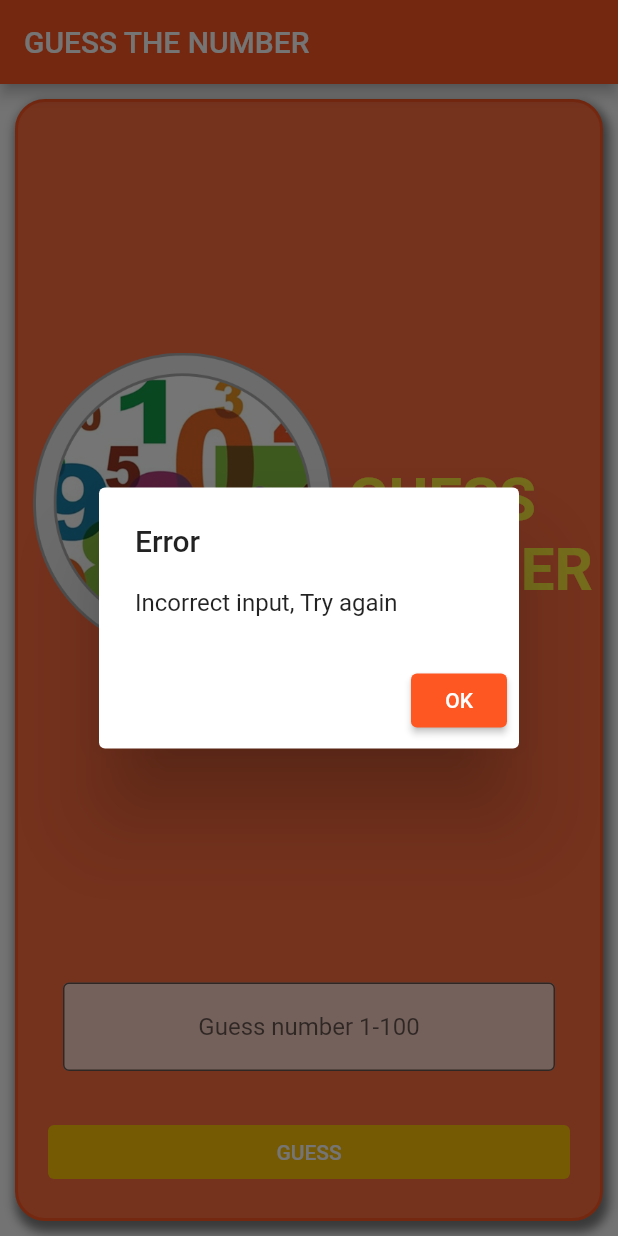
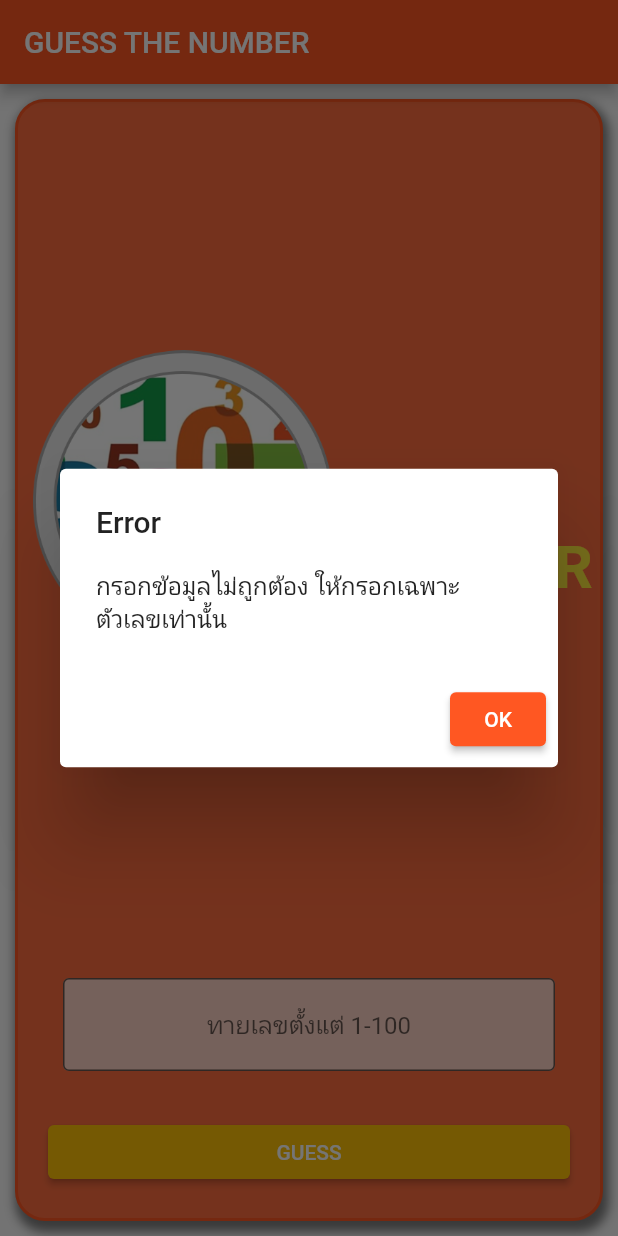
Before and after one commit to suriya686/guess_numberv2, a Flutter app: the screen it shows after launch, after a tap on "GUESS", on a phone screen of 412 x 824 dp. Run offline on Flutter 3.47's test engine with Material 2 defaults, Android fonts, the phone set to English and light mode, and no system bars.

Commit message:
Inital commit

```diff
--- a/lib/main.dart
+++ b/lib/main.dart
@@ -82,13 +82,13 @@ class HomePage extends StatelessWidget {
                         filled: true,
                         fillColor: Colors.white.withOpacity(0.7),
                         border: OutlineInputBorder(),
-                        hintText: 'Guess number 1-100',
+                        hintText: 'ทายเลขตั้งแต่ 1-100',
                       ),
                     ),
                   ),
                   Padding(
                     padding: const EdgeInsets.all(10.0),
-                    child: TextButton(
+                    child: ElevatedButton(
                       child: Text('GUESS'),
                       style: TextButton.styleFrom(
                           primary: Colors.white, backgroundColor: Colors.amber),
@@ -102,7 +102,7 @@ class HomePage extends StatelessWidget {
                               builder: (BuildContext context) {
                                 return AlertDialog(
                                   title: Text('Error'),
-                                  content: Text('Incorrect input, Try again'),
+                                  content: Text('กรอกข้อมูลไม่ถูกต้อง ให้กรอกเฉพาะตัวเลขเท่านั้น'),
                                   actions: [
                                     ElevatedButton(
                                       onPressed: () {
@@ -122,7 +122,7 @@ class HomePage extends StatelessWidget {
                               builder: (BuildContext context) {
                                 return AlertDialog(
                                   title: Text('Result'),
-                                  content: Text('$guess is TOO HIGH! ▲'),
+                                  content: Text('$guess มากเกินไป กรุณาลองใหม่'),
                                   actions: [
                                     ElevatedButton(
                                       onPressed: () {
@@ -140,7 +140,7 @@ class HomePage extends StatelessWidget {
                               builder: (BuildContext context) {
                                 return AlertDialog(
                                   title: Text('Result'),
-                                  content: Text('$guess is TOO LOW! ▼'),
+                                  content: Text('$guess น้อยเกินไป กรุณาลองใหม่'),
                                   actions: [
                                     ElevatedButton(
                                       onPressed: () {
@@ -159,7 +159,7 @@ class HomePage extends StatelessWidget {
                                 return AlertDialog(
                                   title: Text('Result'),
                                   content: Text(
-                                      '$guess is CORRECT ❤, total guesses : ${game.countNum()} time '),
+                                      '$guess ถูกต้อง ❤ คุณทายไปทั้งหมด : ${game.countNum()} ครั้ง '),
                                   actions: [
                                     ElevatedButton(
                                       onPressed: () {
```
